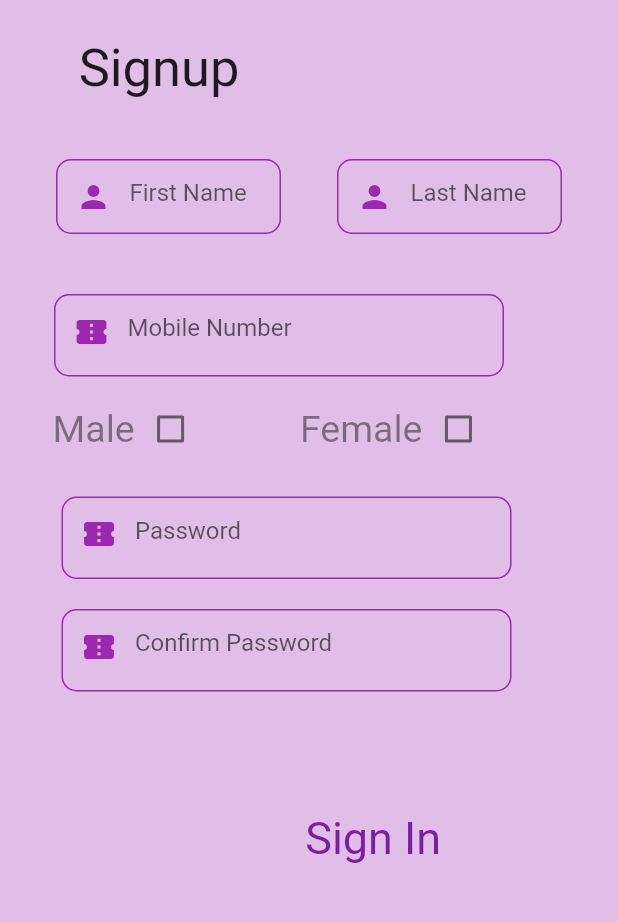
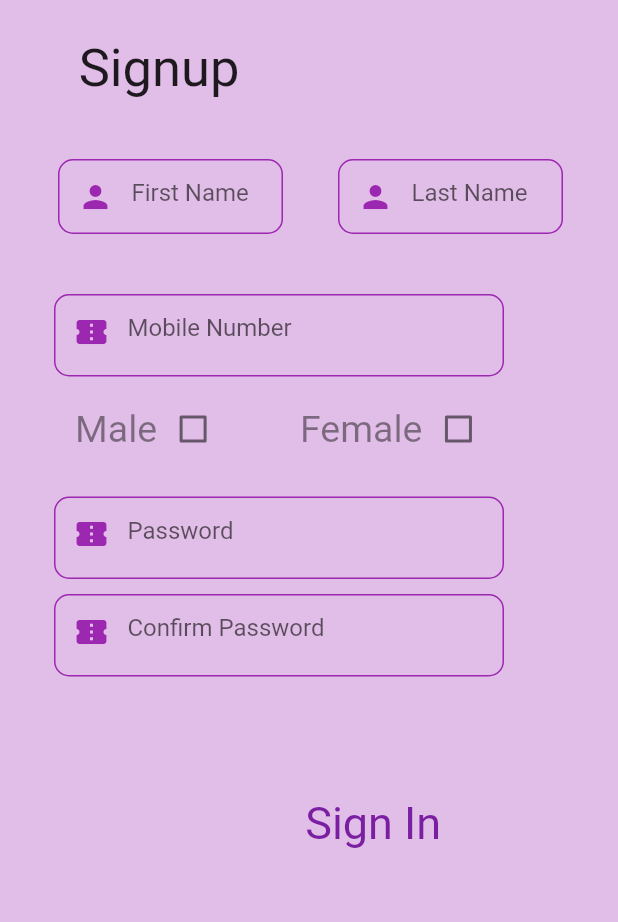
Before and after one commit to Arnab28122000/TalentStory, a Flutter app: the screen it shows after launch, on a phone screen of 412 x 824 dp, the part 195-1117 px from its top. Run offline on Flutter 3.47's test engine with Material 2 defaults, Android fonts, the phone set to English and light mode, and no system bars; our stand-ins replace firebase_auth, firebase_core, google_fonts, pinput, splashscreen; missing offline and left inert: flutter_multiselect; accounts and stored records are empty.

Commit message:
Modifying the signup

```diff
--- a/lib/Screens/Signup.dart
+++ b/lib/Screens/Signup.dart
@@ -10,6 +10,10 @@ class _Sign1State extends State<Sign1> {
   bool _rememberMe = false;
   bool _rememberMe1 = false;
   TextEditingController _controller = TextEditingController();
+  TextEditingController _controller1 = TextEditingController();
+  TextEditingController _controller2 = TextEditingController();
+  TextEditingController _controller3 = TextEditingController();
+  TextEditingController _controller4 = TextEditingController();
   @override
   Widget build(BuildContext context) {
     final height = MediaQuery.of(context).size.height;
@@ -58,13 +62,17 @@ class _Sign1State extends State<Sign1> {
   }
 
   Widget name() {
-    return Column(
+    return SingleChildScrollView(
+      scrollDirection: Axis.vertical,
+      child: Column(
         //mainAxisAlignment: MainAxisAlignment.start,
         children: [
           Row(
             mainAxisAlignment: MainAxisAlignment.spaceEvenly,
             children: [
-            Container(
+              Padding(
+                padding: const EdgeInsets.only(left: 2.0),
+                child: Container(
                   width: 150,
                   height: 50,
                   child: TextField(
@@ -86,6 +94,7 @@ class _Sign1State extends State<Sign1> {
 
                   //,
                 ),
+              ),
               Container(
                 width: 150,
                 height: 50,
@@ -99,7 +108,7 @@ class _Sign1State extends State<Sign1> {
                       color: Colors.purple,
                     ),
                   ),
-                controller: _controller,
+                  controller: _controller1,
                 ),
                 decoration: BoxDecoration(
                     borderRadius: BorderRadius.circular(10),
@@ -124,7 +133,7 @@ class _Sign1State extends State<Sign1> {
                     color: Colors.purple,
                   ),
                 ),
-              controller: _controller,
+                controller: _controller2,
               ),
               decoration: BoxDecoration(
                   borderRadius: BorderRadius.circular(10),
@@ -142,7 +151,7 @@ class _Sign1State extends State<Sign1> {
                 child: Row(
                   children: [
                     Padding(
-                    padding: const EdgeInsets.only(left: 35.0),
+                      padding: const EdgeInsets.only(left: 50.0),
                       child: Text('Male',
                           style: GoogleFonts.fredokaOne(
                               color: Colors.black45, fontSize: 25)),
@@ -188,7 +197,7 @@ class _Sign1State extends State<Sign1> {
             ],
           ),
           Padding(
-          padding: const EdgeInsets.only(top: 10.0, right: 30),
+            padding: const EdgeInsets.only(top: 10.0, right: 40),
             child: Container(
               width: 300,
               height: 55,
@@ -202,7 +211,7 @@ class _Sign1State extends State<Sign1> {
                     color: Colors.purple,
                   ),
                 ),
-              controller: _controller,
+                controller: _controller3,
               ),
               decoration: BoxDecoration(
                   borderRadius: BorderRadius.circular(10),
@@ -212,7 +221,7 @@ class _Sign1State extends State<Sign1> {
             ),
           ),
           Padding(
-          padding: const EdgeInsets.only(top: 20.0, right: 30),
+            padding: const EdgeInsets.only(top: 10.0, right: 40),
             child: Container(
               width: 300,
               height: 55,
@@ -226,7 +235,7 @@ class _Sign1State extends State<Sign1> {
                     color: Colors.purple,
                   ),
                 ),
-              controller: _controller,
+                controller: _controller4,
               ),
               decoration: BoxDecoration(
                   borderRadius: BorderRadius.circular(10),
@@ -257,6 +266,7 @@ class _Sign1State extends State<Sign1> {
             ),
           )
         ],
+      ),
     );
   }
 }
```
Lines whose indentation alone changed are shown as unchanged.
